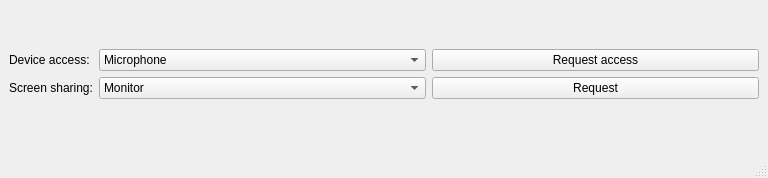
Before: the Qt Designer form xdg-portal/src/portaltest.ui in jbinkleyj/wayland, drawn with Qt 5.
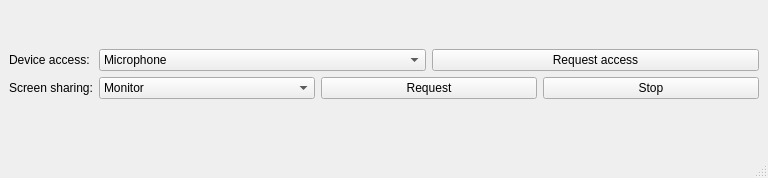
After: the same form once the commit is applied.

The edit to the form file:
```diff
--- a/xdg-portal/src/portaltest.ui
+++ b/xdg-portal/src/portaltest.ui
@@ -99,6 +99,13 @@
         </property>
        </widget>
       </item>
+      <item>
+       <widget class="QPushButton" name="pushButtonStop">
+        <property name="text">
+         <string>Stop</string>
+        </property>
+       </widget>
+      </item>
      </layout>
     </item>
    </layout>
```
